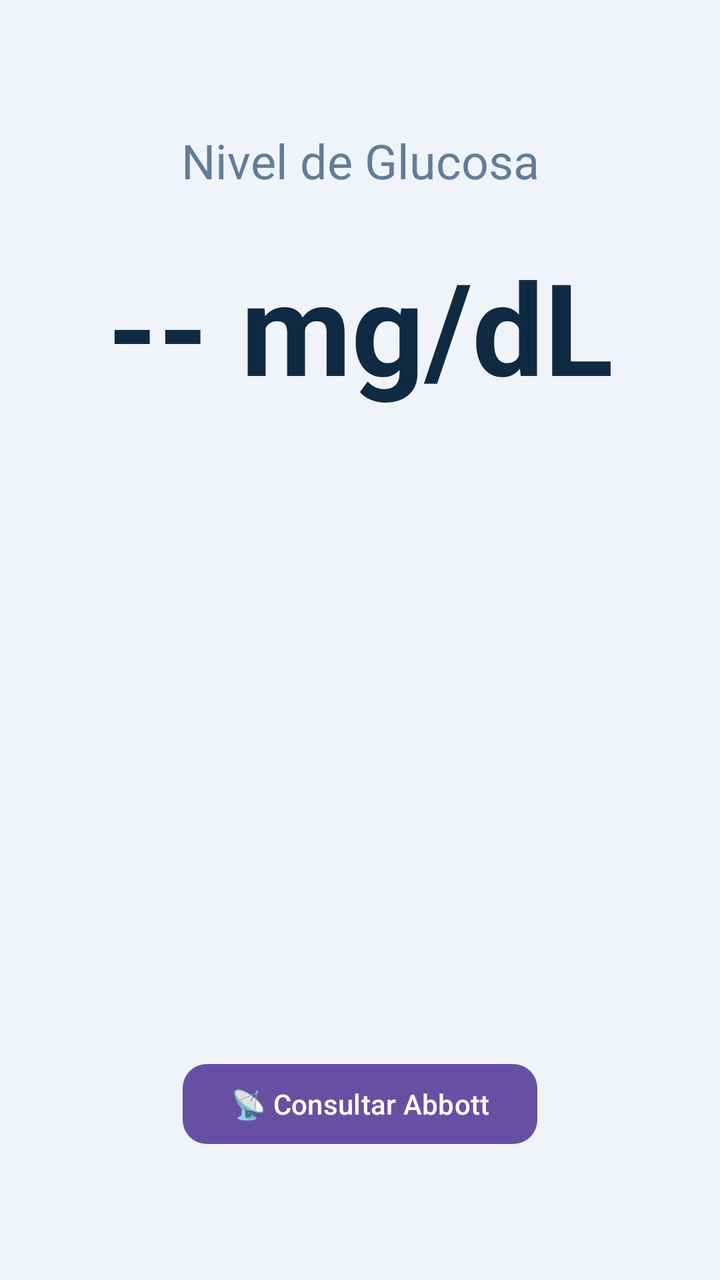
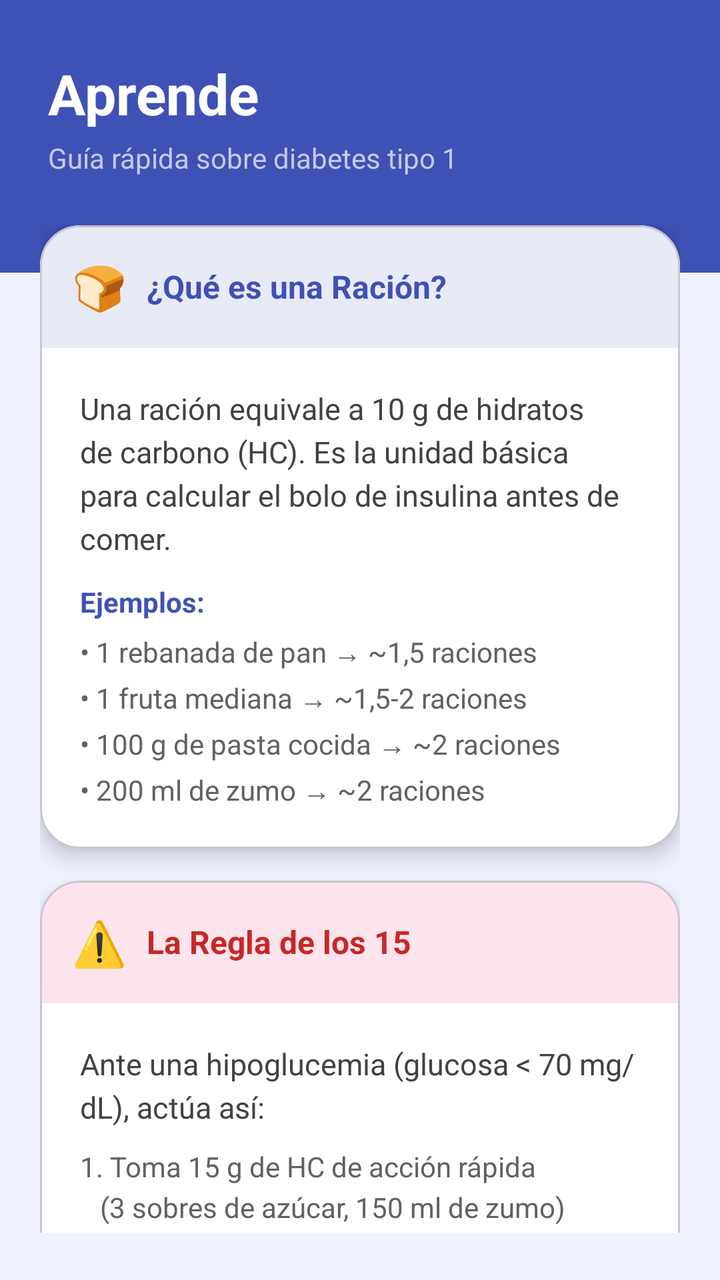

An Android layout rendered at two revisions. The XML below is the earlier revision; the diff shows what the commit changed to produce the second picture.
<!-- AndroidManifest.xml: application theme Theme.TFGDIABETESAPP -->
<!-- res/layout/fragment_news.xml -->
<?xml version="1.0" encoding="utf-8"?>
<androidx.constraintlayout.widget.ConstraintLayout
    xmlns:android="http://schemas.android.com/apk/res/android"
    xmlns:app="http://schemas.android.com/apk/res-auto"
    android:layout_width="match_parent"
    android:layout_height="match_parent"
    android:background="#F0F4F8">

    <TextView
        android:id="@+id/tvGlucoseTitle"
        android:layout_width="wrap_content"
        android:layout_height="wrap_content"
        android:text="Nivel de Glucosa"
        android:textSize="24sp"
        android:textColor="#627D98"
        android:layout_marginTop="64dp"
        app:layout_constraintTop_toTopOf="parent"
        app:layout_constraintStart_toStartOf="parent"
        app:layout_constraintEnd_toEndOf="parent" />

    <TextView
        android:id="@+id/tvGlucoseValue"
        android:layout_width="wrap_content"
        android:layout_height="wrap_content"
        android:text="-- mg/dL"
        android:textSize="64sp"
        android:textStyle="bold"
        android:textColor="#102A43"
        android:layout_marginTop="24dp"
        app:layout_constraintTop_toBottomOf="@id/tvGlucoseTitle"
        app:layout_constraintStart_toStartOf="parent"
        app:layout_constraintEnd_toEndOf="parent" />

    <ProgressBar
        android:id="@+id/pbGlucoseLoading"
        android:layout_width="wrap_content"
        android:layout_height="wrap_content"
        android:visibility="gone"
        app:layout_constraintTop_toBottomOf="@id/tvGlucoseValue"
        app:layout_constraintStart_toStartOf="parent"
        app:layout_constraintEnd_toEndOf="parent"
        android:layout_marginTop="24dp"/>

    <com.google.android.material.button.MaterialButton
        android:id="@+id/btnFetchGlucose"
        android:layout_width="wrap_content"
        android:layout_height="wrap_content"
        android:text="📡 Consultar Abbott"
        android:layout_marginBottom="64dp"
        app:cornerRadius="12dp"
        app:layout_constraintBottom_toBottomOf="parent"
        app:layout_constraintStart_toStartOf="parent"
        app:layout_constraintEnd_toEndOf="parent"/>

</androidx.constraintlayout.widget.ConstraintLayout>
<!-- resources referenced by this layout -->
<resources>
  <style name="Theme.TFGDIABETESAPP" parent="Base.Theme.TFGDIABETESAPP" />
  <style name="Base.Theme.TFGDIABETESAPP" parent="Theme.Material3.DayNight.NoActionBar">
          
          
      </style>
</resources>

<!-- the commit's change to res/layout/fragment_news.xml (unified diff, before → after) -->
@@ -1,55 +1,394 @@
 <?xml version="1.0" encoding="utf-8"?>
-<androidx.constraintlayout.widget.ConstraintLayout
-    xmlns:android="http://schemas.android.com/apk/res/android"
+<LinearLayout xmlns:android="http://schemas.android.com/apk/res/android"
     xmlns:app="http://schemas.android.com/apk/res-auto"
     android:layout_width="match_parent"
     android:layout_height="match_parent"
-    android:background="#F0F4F8">
-
-    <TextView
-        android:id="@+id/tvGlucoseTitle"
-        android:layout_width="wrap_content"
+    android:orientation="vertical"
+    android:background="#F0F2FF">
+
+    
+    <LinearLayout
+        android:layout_width="match_parent"
         android:layout_height="wrap_content"
-        android:text="Nivel de Glucosa"
-        android:textSize="24sp"
-        android:textColor="#627D98"
-        android:layout_marginTop="64dp"
-        app:layout_constraintTop_toTopOf="parent"
-        app:layout_constraintStart_toStartOf="parent"
-        app:layout_constraintEnd_toEndOf="parent" />
-
-    <TextView
-        android:id="@+id/tvGlucoseValue"
-        android:layout_width="wrap_content"
-        android:layout_height="wrap_content"
-        android:text="-- mg/dL"
-        android:textSize="64sp"
-        android:textStyle="bold"
-        android:textColor="#102A43"
-        android:layout_marginTop="24dp"
-        app:layout_constraintTop_toBottomOf="@id/tvGlucoseTitle"
-        app:layout_constraintStart_toStartOf="parent"
-        app:layout_constraintEnd_toEndOf="parent" />
-
-    <ProgressBar
-        android:id="@+id/pbGlucoseLoading"
-        android:layout_width="wrap_content"
-        android:layout_height="wrap_content"
-        android:visibility="gone"
-        app:layout_constraintTop_toBottomOf="@id/tvGlucoseValue"
-        app:layout_constraintStart_toStartOf="parent"
-        app:layout_constraintEnd_toEndOf="parent"
-        android:layout_marginTop="24dp"/>
-
-    <com.google.android.material.button.MaterialButton
-        android:id="@+id/btnFetchGlucose"
-        android:layout_width="wrap_content"
-        android:layout_height="wrap_content"
-        android:text="📡 Consultar Abbott"
-        android:layout_marginBottom="64dp"
-        app:cornerRadius="12dp"
-        app:layout_constraintBottom_toBottomOf="parent"
-        app:layout_constraintStart_toStartOf="parent"
-        app:layout_constraintEnd_toEndOf="parent"/>
-
-</androidx.constraintlayout.widget.ConstraintLayout>
+        android:background="#3F51B5"
+        android:paddingStart="24dp"
+        android:paddingEnd="24dp"
+        android:paddingTop="28dp"
+        android:paddingBottom="48dp"
+        android:orientation="vertical">
+
+        <TextView
+            android:layout_width="wrap_content"
+            android:layout_height="wrap_content"
+            android:text="Aprende"
+            android:textSize="28sp"
+            android:textStyle="bold"
+            android:textColor="#FFFFFF"/>
+
+        <TextView
+            android:layout_width="wrap_content"
+            android:layout_height="wrap_content"
+            android:text="Guía rápida sobre diabetes tipo 1"
+            android:textSize="14sp"
+            android:textColor="#C5CAE9"
+            android:layout_marginTop="4dp"/>
+    </LinearLayout>
+
+    
+    <androidx.core.widget.NestedScrollView
+        android:layout_width="match_parent"
+        android:layout_height="0dp"
+        android:layout_weight="1"
+        android:layout_marginTop="-24dp">
+
+        <LinearLayout
+            android:layout_width="match_parent"
+            android:layout_height="wrap_content"
+            android:orientation="vertical"
+            android:paddingStart="20dp"
+            android:paddingEnd="20dp"
+            android:paddingBottom="32dp">
+
+            
+            <com.google.android.material.card.MaterialCardView
+                android:layout_width="match_parent"
+                android:layout_height="wrap_content"
+                app:cardCornerRadius="20dp"
+                app:cardElevation="6dp"
+                app:cardBackgroundColor="#FFFFFF"
+                android:layout_marginBottom="16dp">
+
+                <LinearLayout
+                    android:layout_width="match_parent"
+                    android:layout_height="wrap_content"
+                    android:orientation="vertical">
+
+                    <LinearLayout
+                        android:layout_width="match_parent"
+                        android:layout_height="wrap_content"
+                        android:background="#E8EAF6"
+                        android:padding="16dp"
+                        android:orientation="horizontal"
+                        android:gravity="center_vertical">
+
+                        <TextView
+                            android:layout_width="wrap_content"
+                            android:layout_height="wrap_content"
+                            android:text="🍞"
+                            android:textSize="22sp"/>
+
+                        <TextView
+                            android:layout_width="wrap_content"
+                            android:layout_height="wrap_content"
+                            android:text="¿Qué es una Ración?"
+                            android:textSize="16sp"
+                            android:textStyle="bold"
+                            android:textColor="#3F51B5"
+                            android:layout_marginStart="10dp"/>
+                    </LinearLayout>
+
+                    <LinearLayout
+                        android:layout_width="match_parent"
+                        android:layout_height="wrap_content"
+                        android:orientation="vertical"
+                        android:padding="20dp">
+
+                        <TextView
+                            android:layout_width="match_parent"
+                            android:layout_height="wrap_content"
+                            android:text="Una ración equivale a 10 g de hidratos de carbono (HC). Es la unidad básica para calcular el bolo de insulina antes de comer."
+                            android:textSize="15sp"
+                            android:textColor="#424242"
+                            android:lineSpacingExtra="4dp"/>
+
+                        <TextView
+                            android:layout_width="match_parent"
+                            android:layout_height="wrap_content"
+                            android:text="Ejemplos:"
+                            android:textSize="14sp"
+                            android:textStyle="bold"
+                            android:textColor="#3F51B5"
+                            android:layout_marginTop="12dp"/>
+
+                        <TextView
+                            android:layout_width="match_parent"
+                            android:layout_height="wrap_content"
+                            android:text="• 1 rebanada de pan → ~1,5 raciones\n• 1 fruta mediana → ~1,5-2 raciones\n• 100 g de pasta cocida → ~2 raciones\n• 200 ml de zumo → ~2 raciones"
+                            android:textSize="14sp"
+                            android:textColor="#616161"
+                            android:lineSpacingExtra="4dp"
+                            android:layout_marginTop="6dp"/>
+                    </LinearLayout>
+                </LinearLayout>
+            </com.google.android.material.card.MaterialCardView>
+
+            
+            <com.google.android.material.card.MaterialCardView
+                android:layout_width="match_parent"
+                android:layout_height="wrap_content"
+                app:cardCornerRadius="20dp"
+                app:cardElevation="6dp"
+                app:cardBackgroundColor="#FFFFFF"
+                android:layout_marginBottom="16dp">
+
+                <LinearLayout
+                    android:layout_width="match_parent"
+                    android:layout_height="wrap_content"
+                    android:orientation="vertical">
+
+                    <LinearLayout
+                        android:layout_width="match_parent"
+                        android:layout_height="wrap_content"
+                        android:background="#FCE4EC"
+                        android:padding="16dp"
+                        android:orientation="horizontal"
+                        android:gravity="center_vertical">
+
+                        <TextView
+                            android:layout_width="wrap_content"
+                            android:layout_height="wrap_content"
+                            android:text="⚠️"
+                            android:textSize="22sp"/>
+
+                        <TextView
+                            android:layout_width="wrap_content"
+                            android:layout_height="wrap_content"
+                            android:text="La Regla de los 15"
+                            android:textSize="16sp"
+                            android:textStyle="bold"
+                            android:textColor="#C62828"
+                            android:layout_marginStart="10dp"/>
+                    </LinearLayout>
+
+                    <LinearLayout
+                        android:layout_width="match_parent"
+                        android:layout_height="wrap_content"
+                        android:orientation="vertical"
+                        android:padding="20dp">
+
+                        <TextView
+                            android:layout_width="match_parent"
+                            android:layout_height="wrap_content"
+                            android:text="Ante una hipoglucemia (glucosa &lt; 70 mg/dL), actúa así:"
+                            android:textSize="15sp"
+                            android:textColor="#424242"
+                            android:lineSpacingExtra="4dp"/>
+
+                        <TextView
+                            android:layout_width="match_parent"
+                            android:layout_height="wrap_content"
+                            android:text="1. Toma 15 g de HC de acción rápida\n   (3 sobres de azúcar, 150 ml de zumo)\n\n2. Espera 15 minutos\n\n3. Vuelve a medir la glucosa\n\n4. Si sigue baja, repite el paso 1"
+                            android:textSize="14sp"
+                            android:textColor="#616161"
+                            android:lineSpacingExtra="4dp"
+                            android:layout_marginTop="10dp"/>
+                    </LinearLayout>
+                </LinearLayout>
+            </com.google.android.material.card.MaterialCardView>
+
+            
+            <com.google.android.material.card.MaterialCardView
+                android:layout_width="match_parent"
+                android:layout_height="wrap_content"
+                app:cardCornerRadius="20dp"
+                app:cardElevation="6dp"
+                app:cardBackgroundColor="#FFFFFF"
+                android:layout_marginBottom="16dp">
+
+                <LinearLayout
+                    android:layout_width="match_parent"
+                    android:layout_height="wrap_content"
+                    android:orientation="vertical">
+
+                    <LinearLayout
+                        android:layout_width="match_parent"
+                        android:layout_height="wrap_content"
+                        android:background="#E8F5E9"
+                        android:padding="16dp"
+                        android:orientation="horizontal"
+                        android:gravity="center_vertical">
+
+                        <TextView
+                            android:layout_width="wrap_content"
+                            android:layout_height="wrap_content"
+                            android:text="📊"
+                            android:textSize="22sp"/>
+
+                        <TextView
+                            android:layout_width="wrap_content"
+                            android:layout_height="wrap_content"
+                            android:text="Rangos de Glucosa"
+                            android:textSize="16sp"
+                            android:textStyle="bold"
+                            android:textColor="#2E7D32"
+                            android:layout_marginStart="10dp"/>
+                    </LinearLayout>
+
+                    <LinearLayout
+                        android:layout_width="match_parent"
+                        android:layout_height="wrap_content"
+                        android:orientation="vertical"
+                        android:padding="20dp">
+
+                        <LinearLayout
+                            android:layout_width="match_parent"
+                            android:layout_height="wrap_content"
+                            android:orientation="horizontal"
+                            android:gravity="center_vertical"
+                            android:layout_marginBottom="10dp">
+
+                            <View
+                                android:layout_width="12dp"
+                                android:layout_height="12dp"
+                                android:background="#EF5350"/>
+
+                            <TextView
+                                android:layout_width="wrap_content"
+                                android:layout_height="wrap_content"
+                                android:text="  Hipoglucemia"
+                                android:textSize="14sp"
+                                android:textStyle="bold"
+                                android:textColor="#424242"/>
+
+                            <TextView
+                                android:layout_width="0dp"
+                                android:layout_height="wrap_content"
+                                android:layout_weight="1"
+                                android:text="&lt; 70 mg/dL"
+                                android:textSize="14sp"
+                                android:textColor="#EF5350"
+                                android:gravity="end"
+                                android:textStyle="bold"/>
+                        </LinearLayout>
+
+                        <LinearLayout
+                            android:layout_width="match_parent"
+                            android:layout_height="wrap_content"
+                            android:orientation="horizontal"
+                            android:gravity="center_vertical"
+                            android:layout_marginBottom="10dp">
+
+                            <View
+                                android:layout_width="12dp"
+                                android:layout_height="12dp"
+                                android:background="#4CAF50"/>
+
+                            <TextView
+                                android:layout_width="wrap_content"
+                                android:layout_height="wrap_content"
+                                android:text="  En rango"
+                                android:textSize="14sp"
+                                android:textStyle="bold"
+                                android:textColor="#424242"/>
+
+                            <TextView
+                                android:layout_width="0dp"
+                                android:layout_height="wrap_content"
+                                android:layout_weight="1"
+                                android:text="70 – 180 mg/dL"
+                                android:textSize="14sp"
+                                android:textColor="#4CAF50"
+                                android:gravity="end"
+                                android:textStyle="bold"/>
+                        </LinearLayout>
+
+                        <LinearLayout
+                            android:layout_width="match_parent"
+                            android:layout_height="wrap_content"
+                            android:orientation="horizontal"
+                            android:gravity="center_vertical">
+
+                            <View
+                                android:layout_width="12dp"
+                                android:layout_height="12dp"
+                                android:background="#FF9800"/>
+
+                            <TextView
+                                android:layout_width="wrap_content"
+                                android:layout_height="wrap_content"
+                                android:text="  Hiperglucemia"
+                                android:textSize="14sp"
+                                android:textStyle="bold"
+                                android:textColor="#424242"/>
+
+                            <TextView
+                                android:layout_width="0dp"
+                                android:layout_height="wrap_content"
+                                android:layout_weight="1"
+                                android:text="&gt; 180 mg/dL"
+                                android:textSize="14sp"
+                                android:textColor="#FF9800"
+                                android:gravity="end"
+                                android:textStyle="bold"/>
+                        </LinearLayout>
+                    </LinearLayout>
+                </LinearLayout>
+            </com.google.android.material.card.MaterialCardView>
+
+            
+            <com.google.android.material.card.MaterialCardView
+                android:layout_width="match_parent"
+                android:layout_height="wrap_content"
+                app:cardCornerRadius="20dp"
+                app:cardElevation="6dp"
+                app:cardBackgroundColor="#FFFFFF">
+
+                <LinearLayout
+                    android:layout_width="match_parent"
+                    android:layout_height="wrap_content"
+                    android:orientation="vertical">
+
+                    <LinearLayout
+                        android:layout_width="match_parent"
+                        android:layout_height="wrap_content"
+                        android:background="#EDE7F6"
+                        android:padding="16dp"
+                        android:orientation="horizontal"
+                        android:gravity="center_vertical">
+
+                        <TextView
+                            android:layout_width="wrap_content"
+                            android:layout_height="wrap_content"
+                            android:text="💉"
+                            android:textSize="22sp"/>
+
+                        <TextView
+                            android:layout_width="wrap_content"
+                            android:layout_height="wrap_content"
+                            android:text="IOB: Insulina Activa"
+                            android:textSize="16sp"
+                            android:textStyle="bold"
+                            android:textColor="#6A1B9A"
+                            android:layout_marginStart="10dp"/>
+                    </LinearLayout>
+
+                    <LinearLayout
+                        android:layout_width="match_parent"
+                        android:layout_height="wrap_content"
+                        android:orientation="vertical"
+                        android:padding="20dp">
+
+                        <TextView
+                            android:layout_width="match_parent"
+                            android:layout_height="wrap_content"
+                            android:text="El IOB (Insulin On Board) es la cantidad de insulina rápida que todavía está actuando en tu cuerpo."
+                            android:textSize="15sp"
+                            android:textColor="#424242"
+                            android:lineSpacingExtra="4dp"/>
+
+                        <TextView
+                            android:layout_width="match_parent"
+                            android:layout_height="wrap_content"
+                            android:text="La insulina rápida actúa durante ~4 horas. Tenerla en cuenta al calcular un nuevo bolo evita apilar insulina y sufrir hipoglucemias."
+                            android:textSize="14sp"
+                            android:textColor="#616161"
+                            android:lineSpacingExtra="4dp"
+                            android:layout_marginTop="10dp"/>
+                    </LinearLayout>
+                </LinearLayout>
+            </com.google.android.material.card.MaterialCardView>
+
+        </LinearLayout>
+    </androidx.core.widget.NestedScrollView>
+
+</LinearLayout>
